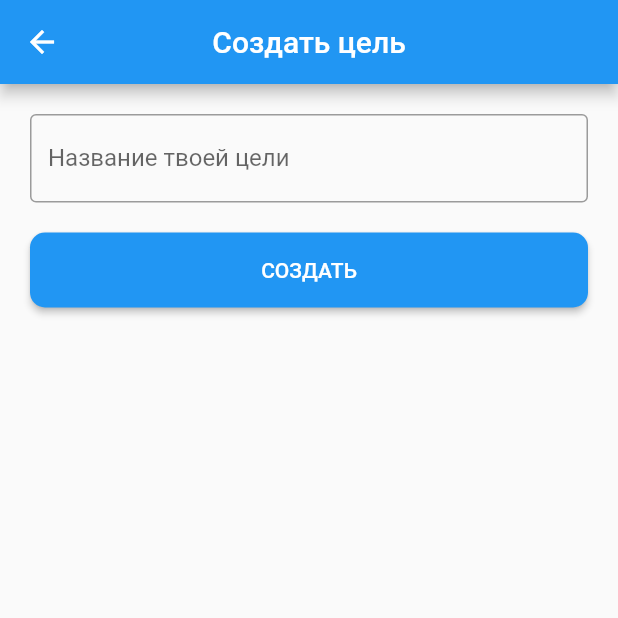
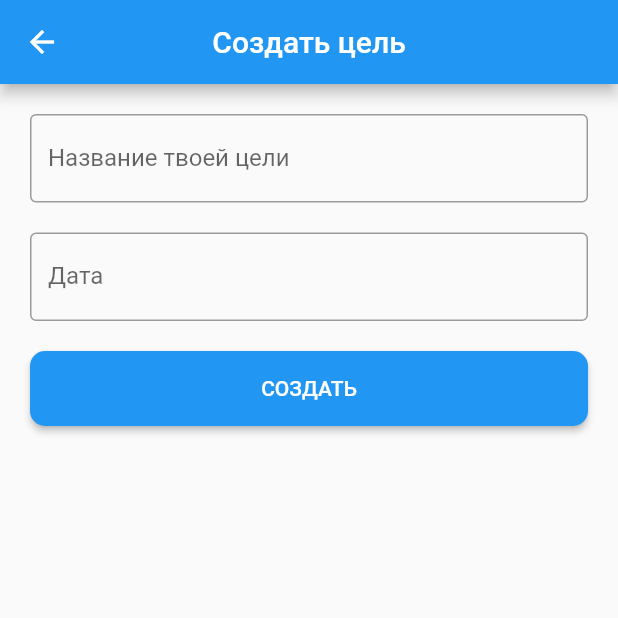
Before and after one commit to AlexanderTopchiy/my-goals, a Flutter app: the CreateGoal screen opened directly, after a tap on "СОЗДАТЬ", on a phone screen of 412 x 824 dp, the top half of it. Run offline on Flutter 3.47's test engine with Material 2 defaults, Android fonts, the phone set to English and light mode, and no system bars.

Commit message:
Add and implement date picker in Create goal feature
- Add a text field for picked date
- Implement picking and transferring date value to the goals list

```diff
--- a/lib/create_goal.dart
+++ b/lib/create_goal.dart
@@ -1,4 +1,7 @@
+import 'dart:async';
+
 import 'package:flutter/material.dart';
+import 'package:intl/intl.dart';
 
 import 'package:my_goals/data/model/goal.dart';
 
@@ -9,6 +12,10 @@ class CreateGoal extends StatefulWidget {
 
 class _CreateGoalState extends State<CreateGoal> {
   final _goalNameController = TextEditingController();
+  String _goalName;
+  String _goalDateText = 'Дата';
+  DateTime _goalDate;
+  DateTime _datePickerStartDate = DateTime.now();
 
   @override
   void dispose() {
@@ -17,12 +24,28 @@ class _CreateGoalState extends State<CreateGoal> {
   }
 
   void _createGoal() {
-    String _goalName = _goalNameController.text;
+    _goalName = _goalNameController.text;
     if (_goalName.isNotEmpty) {
       Navigator.of(context).pop(
-          Goal(_goalName, 10)
+          Goal(_goalName, _goalDate.millisecondsSinceEpoch)
       );
     }
+  }
+
+  Future<void> _selectDate(BuildContext context) async {
+    _goalDate = await showDatePicker(
+      context: context,
+      initialDate: _datePickerStartDate,
+      firstDate: DateTime(2019),
+      lastDate: DateTime(2100),
+    );
+
+    _datePickerStartDate = _goalDate;
+
+    setState(() {
+      DateFormat dateFormat = DateFormat('dd.MM.yyyy');
+      _goalDateText = dateFormat.format(_goalDate);
+    });
   }
 
   @override
@@ -53,6 +76,20 @@ class _CreateGoalState extends State<CreateGoal> {
                 textCapitalization: TextCapitalization.sentences,
               ),
             ),
+            Padding(
+              padding: const EdgeInsets.only(left: 20.0, right: 20.0, bottom: 20.0),
+              child: GestureDetector(
+                child: AbsorbPointer(
+                  child: TextFormField(
+                    decoration: InputDecoration(
+                      labelText: _goalDateText,
+                      border: OutlineInputBorder(),
+                    ),
+                  ),
+                ),
+                onTap: () => _selectDate(context),
+              ),
+            ),
             Container(
               padding: EdgeInsets.only(left: 20.0, right: 20.0),
               child: ButtonTheme(
--- a/lib/my_goals.dart
+++ b/lib/my_goals.dart
@@ -21,6 +21,7 @@ class _MyGoalsState extends State<MyGoals> {
       itemCount: _goalsRepository.getGoalsList().length,
       itemBuilder: (context, position) => ListTile(
         title: Text(_goalsRepository.getGoalsList()[position].goalName),
+        subtitle: Text(_goalsRepository.getGoalsList()[position].goalDate.toString()),
       ),
     );
   }
--- a/pubspec.yaml
+++ b/pubspec.yaml
@@ -19,6 +19,8 @@ environment:
 dependencies:
   flutter:
     sdk: flutter
+
+  intl: ^0.15.8
 
   # The following adds the Cupertino Icons font to your application.
   # Use with the CupertinoIcons class for iOS style icons.
```
Also changed, not shown: pubspec.lock.
